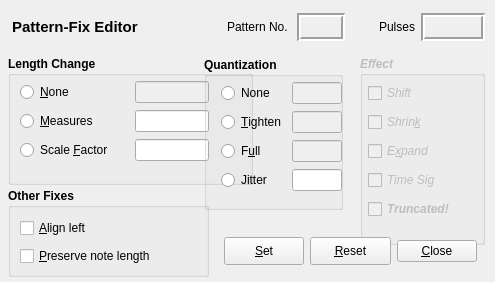
Before: the Qt Designer form seq_qt5/forms/qpatternfix.ui in ahlstromcj/seq66, drawn with Qt 5.
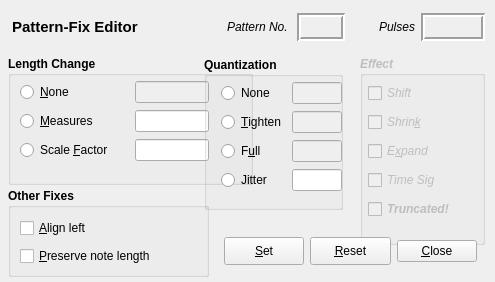
After: the same form once the commit is applied.

The edit to the form file:
```diff
--- a/seq_qt5/forms/qpatternfix.ui
+++ b/seq_qt5/forms/qpatternfix.ui
@@ -64,6 +64,11 @@
         <height>0</height>
        </size>
       </property>
+      <property name="font">
+       <font>
+        <italic>true</italic>
+       </font>
+      </property>
       <property name="text">
        <string>Pattern No. </string>
       </property>
@@ -125,6 +130,11 @@
         <height>16777215</height>
        </size>
       </property>
+      <property name="font">
+       <font>
+        <italic>true</italic>
+       </font>
+      </property>
       <property name="text">
        <string>Pulses</string>
       </property>
```
